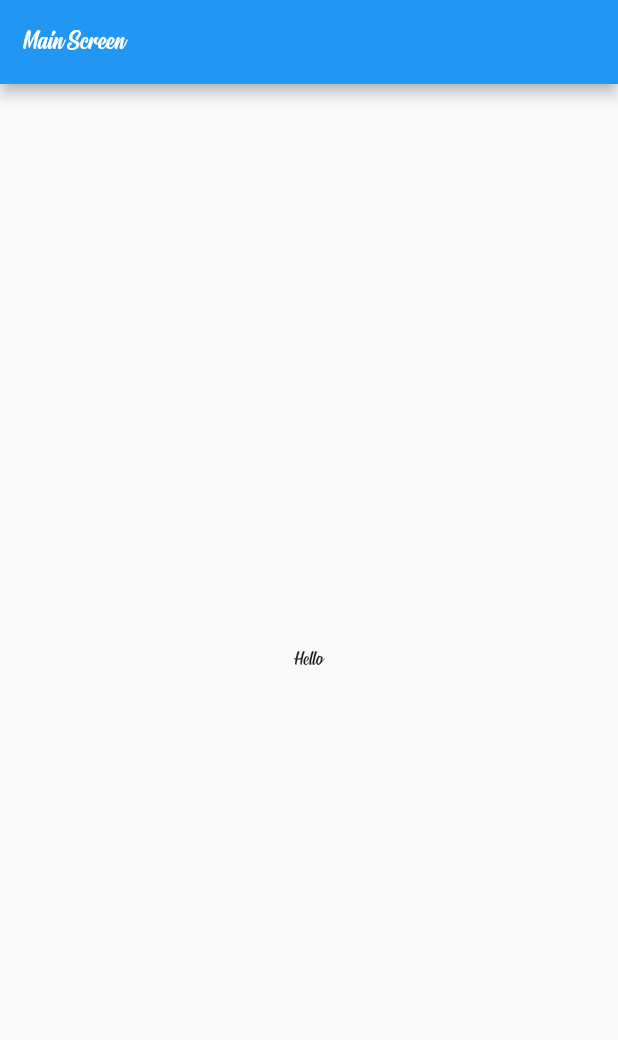
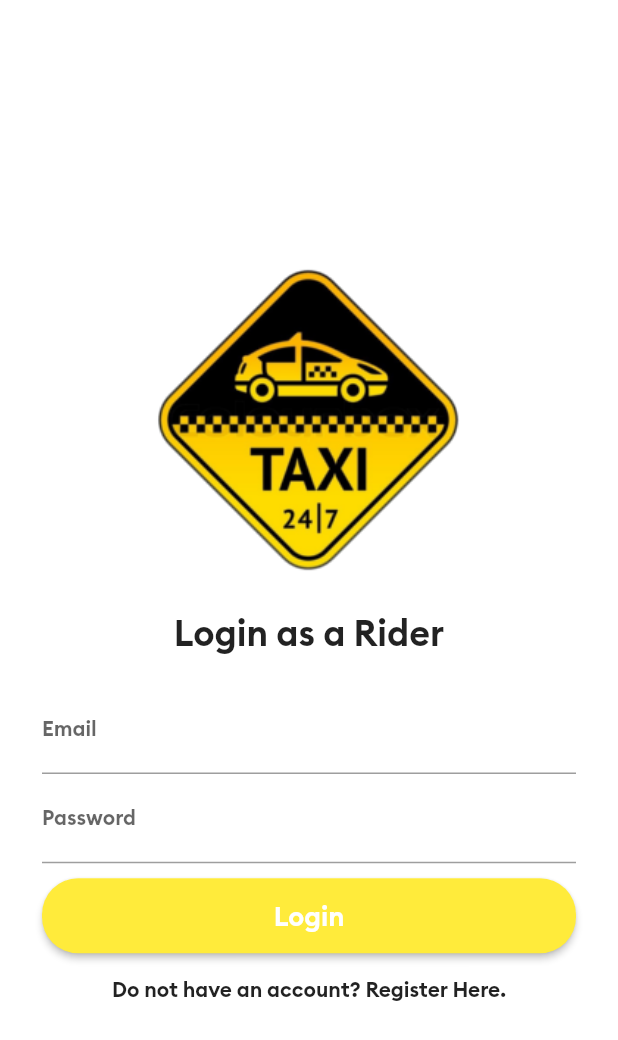
Before and after one commit to mowet601/rider_app, a Flutter app: the screen it shows after launch, on a phone screen of 412 x 824 dp. Shown: the top 1040 px of the screen. Run offline on Flutter 3.47's test engine with Material 2 defaults, Android fonts, the phone set to English and light mode, and no system bars.

Commit message:
loginScreen.dart designed

```diff
--- /dev/null
+++ b/lib/AllScreens/loginScreen.dart
@@ -0,0 +1,101 @@
+import 'package:flutter/material.dart';
+
+class LoginScreen extends StatelessWidget {
+  @override
+  Widget build(BuildContext context) {
+    return Scaffold(
+      backgroundColor: Colors.white,
+      body: Center(
+        child: SingleChildScrollView(
+          child: Padding(
+            padding: EdgeInsets.all(8.0),
+            child: Column(
+              crossAxisAlignment: CrossAxisAlignment.center,
+              children: [
+                SizedBox(
+                  height: 35.0,
+                ),
+                Image(
+                  image: AssetImage("images/logo.png"),
+                  width: 390.0,
+                  height: 250.0,
+                  alignment: Alignment.center,
+                ),
+                SizedBox(
+                  height: 1.0,
+                ),
+                Text(
+                  "Login as a Rider",
+                  style: TextStyle(fontSize: 24.0, fontFamily: "Brand Bold"),
+                  textAlign: TextAlign.center,
+                ),
+                Padding(
+                  padding: EdgeInsets.all(20.0),
+                  child: Column(
+                    children: [
+                      SizedBox(
+                        height: 1.0,
+                      ),
+                      TextFormField(
+                        keyboardType: TextInputType.emailAddress,
+                        decoration: InputDecoration(
+                            labelText: "Email",
+                            labelStyle: TextStyle(fontSize: 14.0),
+                            hintStyle: TextStyle(
+                              color: Colors.grey,
+                              fontSize: 10.0,
+                            )),
+                      ),
+                      SizedBox(
+                        height: 1.0,
+                      ),
+                      TextFormField(
+                        obscureText: true,
+                        decoration: InputDecoration(
+                            labelText: "Password",
+                            labelStyle: TextStyle(fontSize: 14.0),
+                            hintStyle: TextStyle(
+                              color: Colors.grey,
+                              fontSize: 10.0,
+                            )),
+                      ),
+                      SizedBox(
+                        height: 10.0,
+                      ),
+                      RaisedButton(
+                        color: Colors.yellow,
+                        textColor: Colors.white,
+                        child: Container(
+                          height: 50.0,
+                          child: Center(
+                            child: Text(
+                              "Login",
+                              style: TextStyle(
+                                  fontSize: 18.0, fontFamily: "Brand Bold"),
+                            ),
+                          ),
+                        ),
+                        shape: RoundedRectangleBorder(
+                          borderRadius: BorderRadius.circular(24.0),
+                        ),
+                        onPressed: () {
+                          print("clicked on login");
+                        },
+                      ),
+                      FlatButton(
+                        onPressed: () {
+                          print("clicked");
+                        },
+                        child: Text("Do not have an account? Register Here."),
+                      ),
+                    ],
+                  ),
+                )
+              ],
+            ),
+          ),
+        ),
+      ),
+    );
+  }
+}
--- a/lib/main.dart
+++ b/lib/main.dart
@@ -1,4 +1,5 @@
 import 'package:flutter/material.dart';
+import 'package:rider_app/AllScreens/loginScreen.dart';
 import 'package:rider_app/AllScreens/mainscreen.dart';
 
 void main() {
@@ -12,11 +13,11 @@
       title: 'Flutter Demo',
       debugShowCheckedModeBanner: false,
       theme: ThemeData(
-        fontFamily: "Signatra",
+        fontFamily: "Brand Bold",
         primarySwatch: Colors.blue,
         visualDensity: VisualDensity.adaptivePlatformDensity,
       ),
-      home: MainScreen(),
+      home: LoginScreen(),
     );
   }
 }
```
